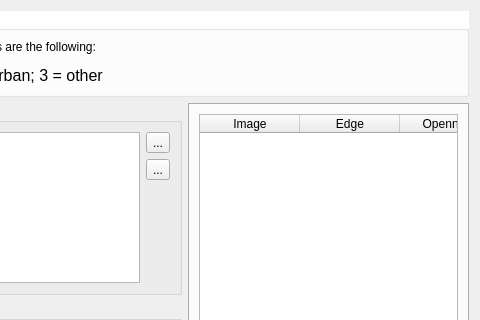
First picture: the form in src/terralib_mod_growth_qt/ui/ReclassifyWidgetForm.ui, repository ericabreu82/urban_analysis, before the edit; both pictures show x 225 to 705 and y 0 to 320 of the 705 by 565 pixel window.
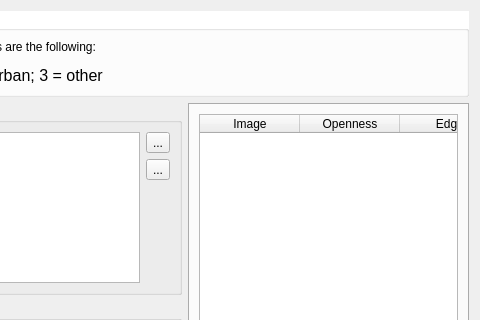
Second picture: the form after the edit.

Commit message: Fixing the index column order in the result table

Diff of the .ui file:
```diff
--- a/src/terralib_mod_growth_qt/ui/ReclassifyWidgetForm.ui
+++ b/src/terralib_mod_growth_qt/ui/ReclassifyWidgetForm.ui
@@ -406,12 +406,12 @@
              </column>
              <column>
               <property name="text">
-               <string>Edge</string>
+               <string>Openness</string>
               </property>
              </column>
              <column>
               <property name="text">
-               <string>Openness</string>
+               <string>Edge</string>
               </property>
              </column>
             </widget>
```
